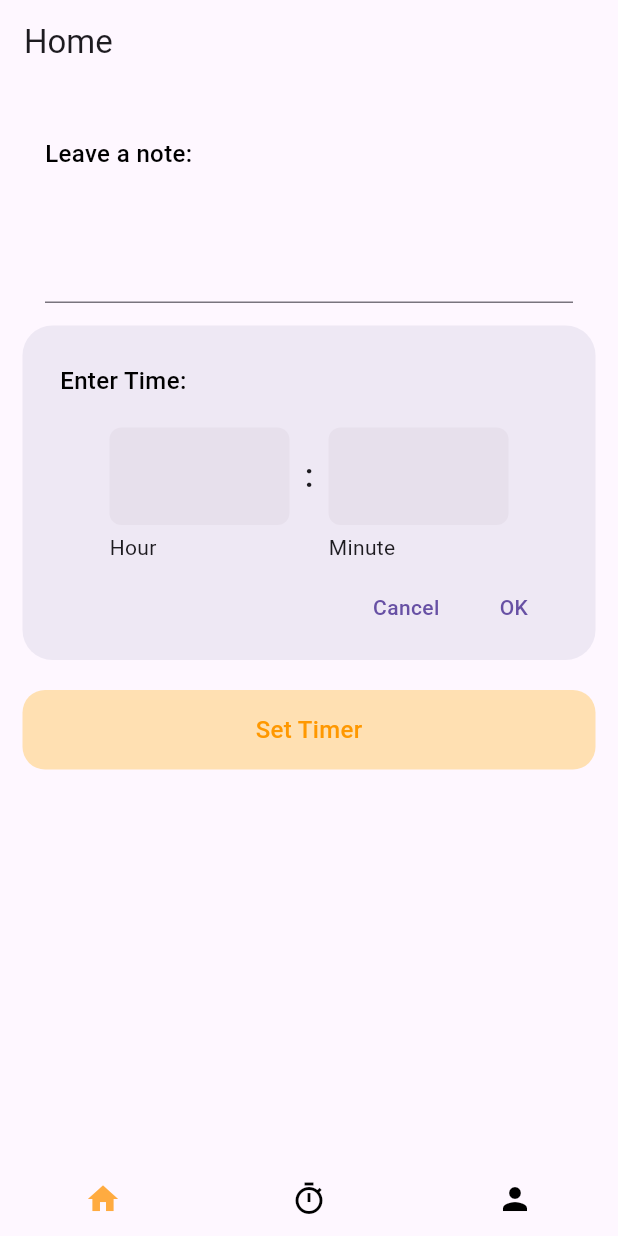
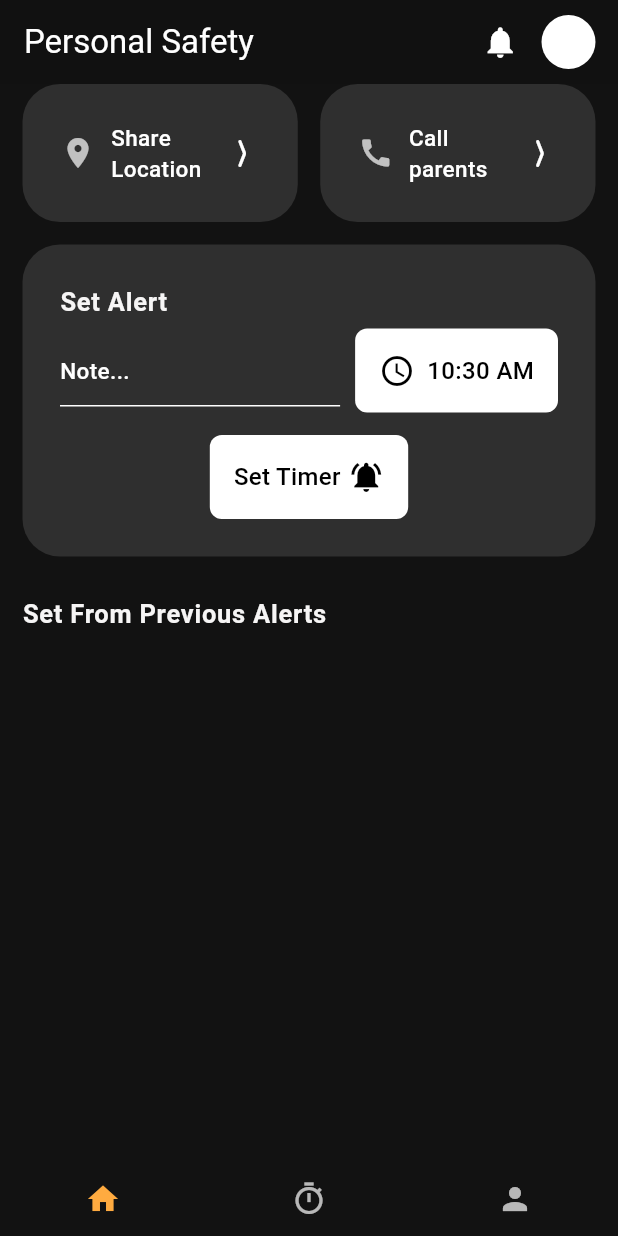
Before and after one commit to SahilShahCse/safewalk, a Flutter app: the screen it shows after launch, on a phone screen of 412 x 824 dp. Run offline on Flutter 3.47's test engine with Material 3 defaults, Android fonts, the phone set to English and light mode, and no system bars; our stand-ins replace cloud_firestore, firebase_core; accounts and stored records are empty; generated files the repository leaves out were written again.

Commit message:
added firebase and some screens

```diff
--- a/lib/components/custom_time_picker.dart
+++ b/lib/components/custom_time_picker.dart
@@ -1,103 +1,71 @@
 import 'package:flutter/material.dart';
 
 class CustomTimePicker extends StatefulWidget {
-  const CustomTimePicker({super.key});
+  final ValueChanged<TimeOfDay>? onChanged;
+
+  const CustomTimePicker({Key? key, this.onChanged}) : super(key: key);
 
   @override
-  State<CustomTimePicker> createState() => _CustomTimePickerState();
+  _CustomTimePickerState createState() => _CustomTimePickerState();
 }
 
 class _CustomTimePickerState extends State<CustomTimePicker> {
+  late TimeOfDay _selectedTime;
+
+  @override
+  void initState() {
+    super.initState();
+    // Initialize with current time
+    _selectedTime = TimeOfDay.now();
+  }
+
   @override
   Widget build(BuildContext context) {
-    return Container(
-      padding: EdgeInsets.all(25),
+    return GestureDetector(
+      onTap: () {
+        _showTimePicker();
+      },
+      child: Container(
+        padding: EdgeInsets.all(16),
         decoration: BoxDecoration(
-        color: Color(0xffEEE8F4),
-        borderRadius: BorderRadius.circular(20),
+          color: Colors.white,
+          borderRadius: BorderRadius.circular(8),
         ),
-      child: Column(
-        crossAxisAlignment: CrossAxisAlignment.start,
+        child: Row(
+          mainAxisSize: MainAxisSize.min,
           children: [
-          const Text('Enter Time:',style: TextStyle(color: Colors.black, fontWeight: FontWeight.w500 , fontSize: 16),),
-          const SizedBox(
-            height: 20,
+            Icon(
+              Icons.access_time,
+              color: Colors.black,
             ),
-          Row(
-            mainAxisAlignment: MainAxisAlignment.center,
-            crossAxisAlignment: CrossAxisAlignment.center,
-            children: [
-              SizedBox(
-                width: 120,
-                child: Column(
-                  crossAxisAlignment: CrossAxisAlignment.start,
-                  children: [myTextField(), SizedBox(height: 5), Text('Hour')],
-                ),
-              ),
-              const SizedBox(width: 10),
-              const Column(
-                children: [
+            SizedBox(width: 8),
             Text(
-                    ':',
-                    style: TextStyle(fontWeight: FontWeight.w500, fontSize: 22),
-                  ),
-                  SizedBox(height: 5),
-                  Text(''),
-                ],
-              ),
-              const SizedBox(width: 10),
-              SizedBox(
-                width: 120,
-                child: Column(
-                  crossAxisAlignment: CrossAxisAlignment.start,
-                  children: [myTextField(), SizedBox(height: 5),Text('Minute')],
-                ),
+              _formatTime(_selectedTime),
+              style: TextStyle(fontSize: 16 , fontWeight: FontWeight.w500 , color: Colors.black),
             ),
           ],
         ),
-          const SizedBox(
-            height: 20,
-          ),
-          Row(
-            mainAxisAlignment: MainAxisAlignment.end,
-            children: [
-              Container(
-                padding:  EdgeInsets.symmetric(horizontal: 10),
-                margin: EdgeInsets.symmetric(horizontal: 10),
-                child: Text('Cancel' , style: TextStyle(color: Color(0xff6750A4), fontSize: 14 , fontWeight: FontWeight.w500),),
-              ),
-              Container(
-                padding: EdgeInsets.symmetric(horizontal: 10),
-                margin: EdgeInsets.symmetric(horizontal: 10),
-                child: Text('OK' , style: TextStyle(color: Color(0xff6750A4), fontSize: 14 , fontWeight: FontWeight.w500),),
-              ),
-            ],
-          ),
-        ],
       ),
     );
   }
 
-  myTextField() {
-    return TextField(
-      style: TextStyle(fontSize: 22),
-      textAlign: TextAlign.center,
-      decoration: InputDecoration(
-        filled: true,
-        fillColor: Color(0xffE7E0EC),
-        border: OutlineInputBorder(
-          borderRadius: BorderRadius.circular(20),
-        ),
-        enabledBorder: OutlineInputBorder(
-          borderRadius: const BorderRadius.all(Radius.circular(8)),
-          borderSide: BorderSide(color: Colors.transparent),
-        ),
-        focusedBorder: OutlineInputBorder(
-            borderRadius: const BorderRadius.all(Radius.circular(8)),
-            borderSide:
-                BorderSide(color: Color(0xffD1C1EB)) // Set the outline color
-            ),
-      ),
+  Future<void> _showTimePicker() async {
+    final TimeOfDay? pickedTime = await showTimePicker(
+      context: context,
+      initialTime: _selectedTime,
     );
+
+    if (pickedTime != null) {
+      setState(() {
+        _selectedTime = pickedTime;
+        widget.onChanged?.call(pickedTime);
+      });
     }
   }
+
+  String _formatTime(TimeOfDay time) {
+    String period = time.period == DayPeriod.am ? 'AM' : 'PM';
+    int hour = time.hourOfPeriod == 0 ? 12 : time.hourOfPeriod;
+    return '$hour:${time.minute.toString().padLeft(2, '0')} $period';
+  }
+}
--- a/lib/main.dart
+++ b/lib/main.dart
@@ -4,6 +4,7 @@ import 'package:safewalk/firebase/send_data.dart';
 import 'package:safewalk/model/shared_model.dart';
 import 'package:safewalk/model/user_model.dart';
 import 'package:safewalk/screens/home_page.dart';
+import 'package:safewalk/theme.dart';
 import 'firebase_options.dart';
 
 Future<void> main() async {
@@ -16,6 +17,7 @@ Future<void> main() async {
 
   runApp(
     MaterialApp(
+      theme: darkTheme,
       home: HomePage(),
     ),
   );
--- a/lib/screens/home_page.dart
+++ b/lib/screens/home_page.dart
@@ -66,7 +66,7 @@ class _HomePageState extends State<HomePage> {
           _currentIndex = _pageController.page!.round();
           setState(() {});
         },
-        child: Center(child: Icon(icon , color: _currentIndex == pageIndex? Colors.orangeAccent : Colors.black,),),
+        child: Center(child: Icon(icon , color: _currentIndex == pageIndex? Colors.orangeAccent : Colors.white70,),),
       ),
     );
   }
--- a/lib/screens/set_alert_page.dart
+++ b/lib/screens/set_alert_page.dart
@@ -1,3 +1,7 @@
+import 'dart:async';
+
+import 'package:flutter/cupertino.dart';
+import 'package:flutter/gestures.dart';
 import 'package:flutter/material.dart';
 
 import '../components/custom_time_picker.dart';
@@ -16,40 +20,135 @@ class _SetAlertPageState extends State<SetAlertPage> {
   Widget build(BuildContext context) {
     return Scaffold(
       appBar: AppBar(
-        title: Text('Home'),
+        title: Text('Personal Safety',),
+        backgroundColor: Theme.of(context).colorScheme.background,
+        actions: [
+          InkWell(
+            child: Container(
+              margin: EdgeInsets.symmetric(horizontal: 15),
+              child: Icon(
+                Icons.notifications,
+                size: 25,
+                color: Theme.of(context).colorScheme.secondary,
+              ),
+            ),
+          ),
+          CircleAvatar(
+            radius: 18,
+          ),
+          SizedBox(width: 15),
+        ],
       ),
-      body: SafeArea(
-        child: Padding(
-          padding: EdgeInsets.symmetric(horizontal: 15),
+      body: Scaffold(
+        body: Padding(
+          padding: const EdgeInsets.symmetric(horizontal: 15),
           child: Column(
+            crossAxisAlignment: CrossAxisAlignment.start,
             children: [
-              SizedBox(height: 20),
-              Container(
-                padding: EdgeInsets.all(15),
-                child: Column(
-                  crossAxisAlignment: CrossAxisAlignment.start,
-                  children: [
-                    Text('Leave a note:' , style: TextStyle(color: Colors.black, fontWeight: FontWeight.w500 , fontSize: 16),),
-                    TextFormField(
-                      maxLines: 3,
-                    ),
-                  ],
-                ),
-              ),
-              CustomTimePicker(),
-              SizedBox(height: 20,),
-              Container(
-                padding: EdgeInsets.symmetric(vertical: 15 , horizontal: 25),
-                decoration: BoxDecoration(
-                  color: Colors.orange.shade100,
-                  borderRadius: BorderRadius.circular(15),
-                ),
-                child: Center(child: Text('Set Timer' , style: TextStyle(fontWeight: FontWeight.w500 , fontSize: 16 , color: Colors.orange),),),
-              ),
+              _buildTopRow(),
+              SizedBox(height: 15),
+              _buildSetAlert(context),
+              SizedBox(height: 25),
+              Text('Set From Previous Alerts', style: Theme.of(context).textTheme.bodyLarge,),
+
             ],
           ),
         ),
       ),
     );
   }
+
+  Widget _buildButton(){
+    return GestureDetector(
+      onTap: () {},
+      child: Container(
+        padding: EdgeInsets.all(16),
+        decoration: BoxDecoration(
+          color: Colors.white,
+          borderRadius: BorderRadius.circular(8),
+        ),
+        child:
+            Row(
+              children: [
+                Text('Set Timer' , style: TextStyle(fontWeight: FontWeight.w500 ,fontSize: 16 , color: Colors.black ),),
+                SizedBox(width: 5),
+                Icon(Icons.notifications_active , color: Colors.black,),
+              ],
+            ),
+      ),
+    );
+  }
+
+  Widget _buildSetAlert(BuildContext context) {
+    return Container(
+      padding: EdgeInsets.all(25),
+      decoration: BoxDecoration(
+        color: Colors.white12,
+        borderRadius: BorderRadius.circular(25),
+      ),
+      child: Column(
+        crossAxisAlignment: CrossAxisAlignment.start,
+                mainAxisSize: MainAxisSize.min,
+                children: [
+                  Text('Set Alert', style: Theme.of(context).textTheme.bodyLarge,),
+                  const SizedBox(height: 5),
+                  Row(
+                    mainAxisAlignment: MainAxisAlignment.end,
+                    children: [
+                      Expanded(
+                        child: TextField(
+                          style: Theme.of(context).textTheme.bodyMedium,
+                          decoration: InputDecoration(
+                            hintText: 'Note...',
+                          ),
+                        ),
+                      ),
+                      SizedBox(width: 10),
+                      CustomTimePicker(),
+                    ],
+                  ),
+                  const SizedBox(height: 15),
+
+                  Row(
+                    mainAxisAlignment: MainAxisAlignment.center,
+                    children: [
+                      _buildButton(),
+                    ],
+                  ),
+
+                ],
+              ),
+    );
+  }
+
+  Widget _buildTopRow() {
+    return Row(
+            children: [
+              Expanded(child: _buildTouchCards(Icons.location_on, "Share Location")),
+              SizedBox(width: 15),
+              Expanded(child: _buildTouchCards(Icons.call, "Call parents")),
+            ],
+          );
+  }
+
+  Widget _buildTouchCards(IconData iconData , String title){
+    return Container(
+      padding: EdgeInsets.all(25),
+      decoration: BoxDecoration(
+        color: Colors.white12,
+        borderRadius: BorderRadius.circular(25),
+      ),
+      child: Row(
+        mainAxisSize: MainAxisSize.max,
+        children: [
+          Icon(iconData , color: Colors.white70,),
+          SizedBox(width: 10),
+          Expanded(child: Text(title , style: Theme.of(context).textTheme.bodyMedium,),),
+          Icon(CupertinoIcons.chevron_compact_right),
+        ],
+      ),
+    );
+  }
+
+
 }
```
Also changed, not shown: lib/model/user_model.dart (+15 -1 lines), lib/screens/get_alert_page.dart (+35 -24 lines), lib/screens/profile/profile_page.dart (+8 -2 lines), lib/screens/profile/set_guardian_page.dart (added, +36 -0 lines), lib/screens/profile/subscription_page.dart (added, +22 -0 lines), lib/theme.dart (added, +15 -0 lines). Lines whose indentation alone changed are shown as unchanged.
